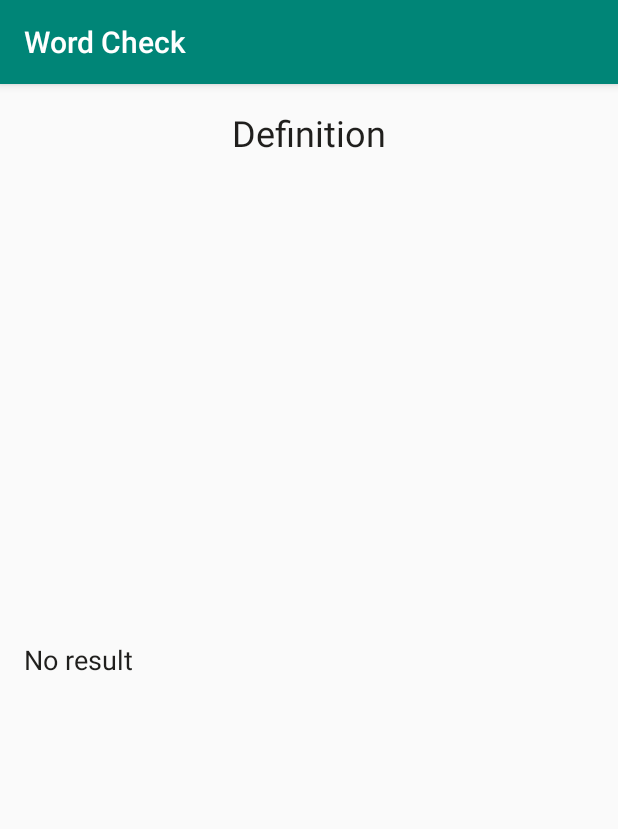
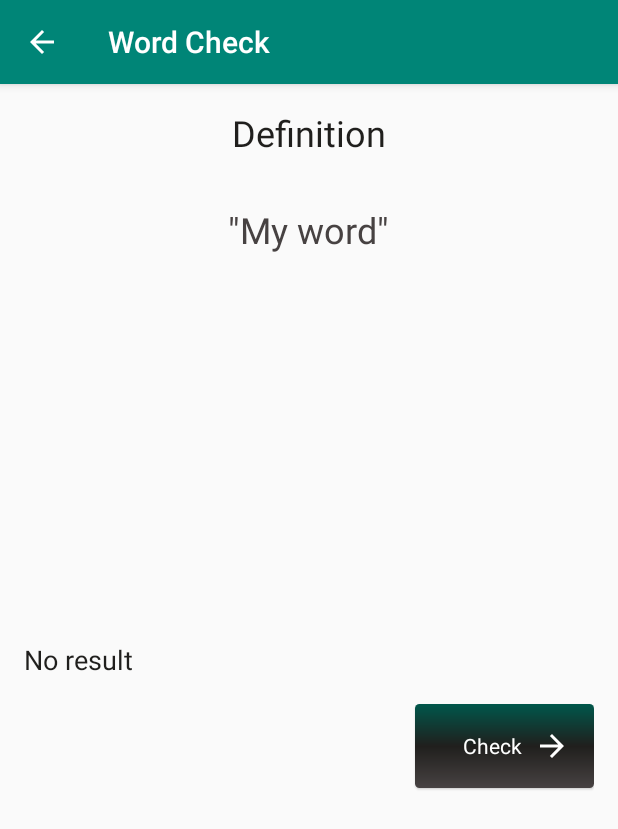
Before and after one commit to savadmv/WordCheckNew, an Android app: the WordDetailActivity screen opened directly, with no data from a screen before it, on a phone screen of 412 x 824 dp. Shown: the top 829 px of the screen. Run offline under Robolectric (Android 15) with nearby library versions, the phone set to English and light mode, and no system bars; 3 statements that could not run were skipped.

Commit message:
Added new page to show display more other definitions for the word

```diff
--- a/app/src/main/AndroidManifest.xml
+++ b/app/src/main/AndroidManifest.xml
@@ -12,7 +12,8 @@
         android:roundIcon="@mipmap/ic_launcher_round"
         android:supportsRtl="true"
         android:theme="@style/AppTheme">
-        <activity android:name=".Activity.WordDetailActivity"></activity>
+        <activity android:name=".Activity.MoreDefinitionActivity"></activity>
+        <activity android:name=".Activity.WordDetailActivity" />
         <activity android:name=".MainActivity">
             <intent-filter>
                 <action android:name="android.intent.action.MAIN" />
--- a/app/src/main/java/com/test/wordcheck/Activity/WordDetailActivity.java
+++ b/app/src/main/java/com/test/wordcheck/Activity/WordDetailActivity.java
@@ -1,8 +1,11 @@
 package com.test.wordcheck.Activity;
 
+import android.content.Intent;
 import android.os.Bundle;
 import android.support.v7.app.AppCompatActivity;
+import android.support.v7.widget.CardView;
 import android.util.Log;
+import android.view.View;
 import android.widget.TextView;
 
 import com.test.wordcheck.App;
@@ -19,11 +22,38 @@ public class WordDetailActivity extends AppCompatActivity {
         super.onCreate(savedInstanceState);
         setContentView(R.layout.activity_word_detail);
         TextView TvDefinition = (TextView) findViewById(R.id.tv_definition);
+        TextView TvWord = (TextView) findViewById(R.id.tv_word);
+        CardView actMore = (CardView) findViewById(R.id.btn_more);
+
+        getSupportActionBar().setDisplayHomeAsUpEnabled(true);
+
         apContext = (App) getApplication();
         if (!apContext.getWordResponse().getResults().isEmpty())
             TvDefinition.setText("\""+apContext.getWordResponse().getResults().get(0).getDefinition()+"\"");
         else
             TvDefinition.setText("No result");
         Log.i(TAG, apContext.wordResponse.getWord());
+
+        TvWord.setText(apContext.getWordResponse().getWord());
+        actMore.setOnClickListener(new View.OnClickListener() {
+            @Override
+            public void onClick(View v) {
+                Intent intent=new Intent(getApplicationContext(),MoreDefinitionActivity.class);
+                startActivity(intent);
+            }
+        });
+    }
+
+    /**
+     * impliment even for back button click in toolbar
+     *
+     * @return
+     */
+    @Override
+    public boolean onSupportNavigateUp() {
+        onBackPressed();
+
+
+        return true;
     }
 }
--- /dev/null
+++ b/app/src/main/res/drawable/ic_arrow_forward_white_24dp.xml
@@ -0,0 +1,5 @@
+<vector android:height="24dp" android:tint="#FFFFFF"
+    android:viewportHeight="24.0" android:viewportWidth="24.0"
+    android:width="24dp" xmlns:android="http://schemas.android.com/apk/res/android">
+    <path android:fillColor="#FF000000" android:pathData="M12,4l-1.41,1.41L16.17,11H4v2h12.17l-5.58,5.59L12,20l8,-8z"/>
+</vector>
--- a/app/src/main/res/layout/activity_word_detail.xml
+++ b/app/src/main/res/layout/activity_word_detail.xml
@@ -9,17 +9,78 @@
 
     <TextView
         android:layout_width="wrap_content"
+        android:id="@+id/tv_definition_title"
         android:layout_height="wrap_content"
         android:layout_centerHorizontal="true"
         android:text="Definition"
+        android:layout_marginBottom="@dimen/activity_horizontal_margin"
         android:textColor="@color/colorPrimaryMedium"
         android:textSize="@dimen/welcome_title_size" />
+
+    <TextView
+        android:layout_width="wrap_content"
+        android:id="@+id/tv_word"
+        android:layout_below="@+id/tv_definition_title"
+        android:layout_height="wrap_content"
+        android:layout_centerHorizontal="true"
+        android:layout_marginTop="@dimen/activity_horizontal_margin"
+        android:text="@string/test_word"
+        android:textColor="@color/colorPrimaryLighter"
+        android:textSize="@dimen/welcome_title_size" />
+
 
     <TextView
         android:id="@+id/tv_definition"
         android:layout_width="match_parent"
         android:layout_height="wrap_content"
         android:layout_centerInParent="true"
+        android:text="@string/test_definition_string"
+        android:layout_marginBottom="@dimen/activity_horizontal_margin"
         android:textColor="@color/colorPrimaryMedium"
         android:textSize="@dimen/text_content_size" />
+
+    <android.support.v7.widget.CardView xmlns:android="http://schemas.android.com/apk/res/android"
+        xmlns:card_view="http://schemas.android.com/apk/res-auto"
+        android:id="@+id/btn_more"
+        android:layout_alignParentRight="true"
+        android:layout_width="wrap_content"
+        android:layout_height="wrap_content"
+        android:layout_below="@+id/tv_definition"
+        android:layout_marginVertical="1dp"
+        card_view:cardBackgroundColor="@android:color/transparent"
+        card_view:cardCornerRadius="3dp"
+        card_view:cardElevation="1dp">
+
+        <LinearLayout
+            android:layout_width="match_parent"
+            android:layout_height="wrap_content"
+            android:background="@drawable/gradient"
+            android:padding="@dimen/medeum_padding">
+
+            <LinearLayout
+                android:layout_width="match_parent"
+                android:layout_height="wrap_content"
+                android:gravity="center"
+                android:orientation="horizontal">
+
+
+                <TextView
+                    android:layout_width="wrap_content"
+                    android:layout_height="wrap_content"
+                    android:layout_gravity="center_vertical"
+                    android:paddingLeft="24dp"
+                    android:text="Check"
+                    android:textColor="@color/white" />
+
+                <ImageView
+                    android:layout_width="wrap_content"
+                    android:layout_height="wrap_content"
+                    android:padding="@dimen/medeum_padding"
+                    android:src="@drawable/ic_arrow_forward_white_24dp" />
+
+            </LinearLayout>
+        </LinearLayout>
+
+
+    </android.support.v7.widget.CardView>
 </RelativeLayout>
--- a/app/src/main/res/values/dimens.xml
+++ b/app/src/main/res/values/dimens.xml
@@ -5,4 +5,6 @@
     <dimen name="text_content_size">18sp</dimen>
     <dimen name="medium_padding">8dp</dimen>
     <dimen name="activity_horizontal_margin">16dp</dimen>
+    <dimen name="list_item_margin">3dp</dimen>
+    <dimen name="card_list_elevation">1dp</dimen>
 </resources>
--- a/app/src/main/res/values/strings.xml
+++ b/app/src/main/res/values/strings.xml
@@ -1,3 +1,5 @@
 <resources>
     <string name="app_name">Word Check</string>
+    <string name="test_definition_string">\"this is test for the text view word defmition to check if the alignment is correct or not\"</string>
+    <string name="test_word">\"My word\"</string>
 </resources>
```
Also changed, not shown: app/src/main/java/com/test/wordcheck/Activity/MoreDefinitionActivity.java (added, +64 -0 lines), app/src/main/java/com/test/wordcheck/Adapters/DefinitionListAdapter.java (added, +84 -0 lines), app/src/main/java/com/test/wordcheck/MainActivity.java (+8 -3 lines), app/src/main/res/layout/activity_more_definition.xml (added, +14 -0 lines), app/src/main/res/layout/list_item_definitions.xml (added, +44 -0 lines).
